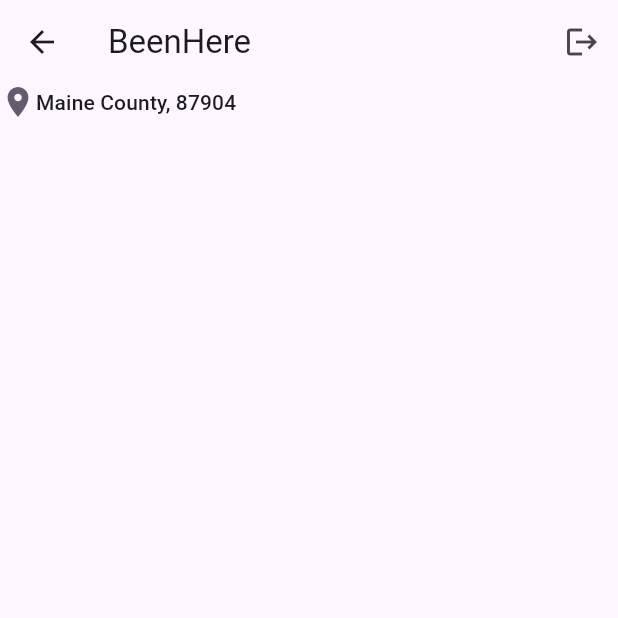
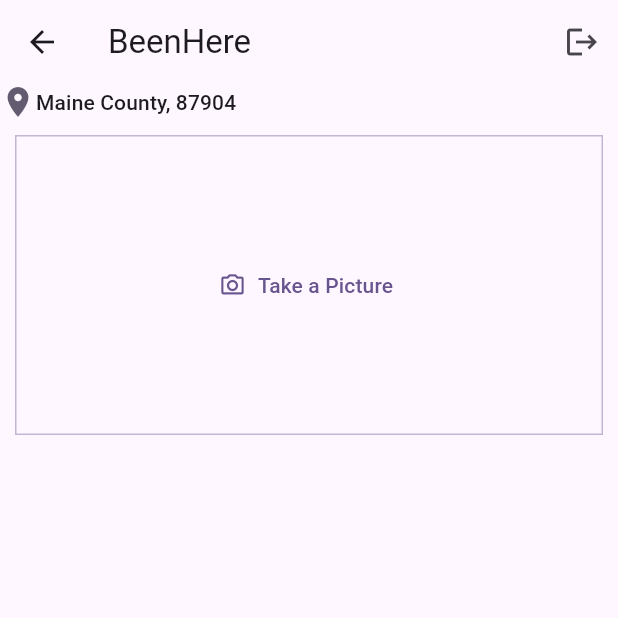
Before and after one commit to pdichone/flutter-course-been-here-go, a Flutter app: the HomePage screen opened directly, on a phone screen of 412 x 824 dp, the top half of it. Run offline on Flutter 3.47's test engine with Material 3 defaults, Android fonts, the phone set to English and light mode, and no system bars; our stand-ins replace firebase_auth, firebase_core; accounts and stored records are empty.

Commit message:
Add the Take a Picture button and container

```diff
--- a/lib/main.dart
+++ b/lib/main.dart
@@ -29,7 +29,6 @@ class MyApp extends StatelessWidget {
         ),
         home: Consumer<AuthProvider>(builder: (context, value, child) {
           if (value.user == null) {
-            print('User is:: ${value.user}');
             return const GetStarted();
           } else {
             return const HomePage();
--- a/lib/pages/home_screen.dart
+++ b/lib/pages/home_screen.dart
@@ -36,8 +36,26 @@ class _HomePageState extends State<HomePage> {
                 Text(
                   'Maine County, 87904',
                   style: Theme.of(context).textTheme.titleSmall,
-                )
+                ),
               ],
+            ),
+            // camera and button area
+            Container(
+              margin: EdgeInsets.all(10),
+              height: 200,
+              width: double.infinity,
+              alignment: Alignment.center,
+              decoration: BoxDecoration(
+                  border: Border.all(
+                      width: 1,
+                      color: Theme.of(context)
+                          .colorScheme
+                          .primary
+                          .withOpacity(0.4))),
+              child: TextButton.icon(
+                  onPressed: () {},
+                  icon: const Icon(Icons.camera_alt_outlined),
+                  label: Text('Take a Picture')),
             )
           ],
         ),
```
